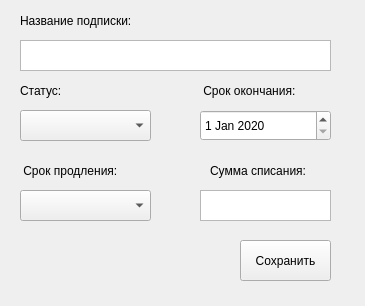
First picture: the form in widgets_ui/widget_add.ui, repository feranic12/PayPlanner, before the edit.
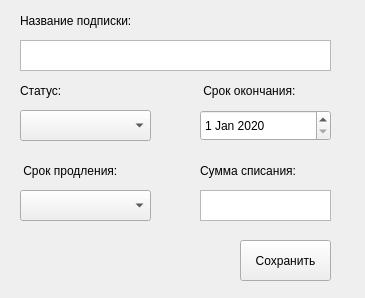
Second picture: the form after the edit.

```diff
--- a/widgets_ui/widget_add.ui
+++ b/widgets_ui/widget_add.ui
@@ -7,7 +7,7 @@
     <x>0</x>
     <y>0</y>
     <width>365</width>
-    <height>306</height>
+    <height>298</height>
    </rect>
   </property>
   <property name="windowTitle">
@@ -18,7 +18,7 @@
     <rect>
      <x>20</x>
      <y>10</y>
-     <width>111</width>
+     <width>311</width>
      <height>21</height>
     </rect>
    </property>
@@ -41,7 +41,7 @@
     <rect>
      <x>20</x>
      <y>160</y>
-     <width>101</width>
+     <width>131</width>
      <height>21</height>
     </rect>
    </property>
@@ -69,9 +69,9 @@
   <widget class="QLabel" name="label_4">
    <property name="geometry">
     <rect>
-     <x>210</x>
+     <x>200</x>
      <y>160</y>
-     <width>101</width>
+     <width>131</width>
      <height>21</height>
     </rect>
    </property>
@@ -94,7 +94,7 @@
     <rect>
      <x>200</x>
      <y>80</y>
-     <width>101</width>
+     <width>131</width>
      <height>21</height>
     </rect>
    </property>
@@ -140,7 +140,7 @@
     <rect>
      <x>20</x>
      <y>80</y>
-     <width>101</width>
+     <width>131</width>
      <height>21</height>
     </rect>
    </property>
```
